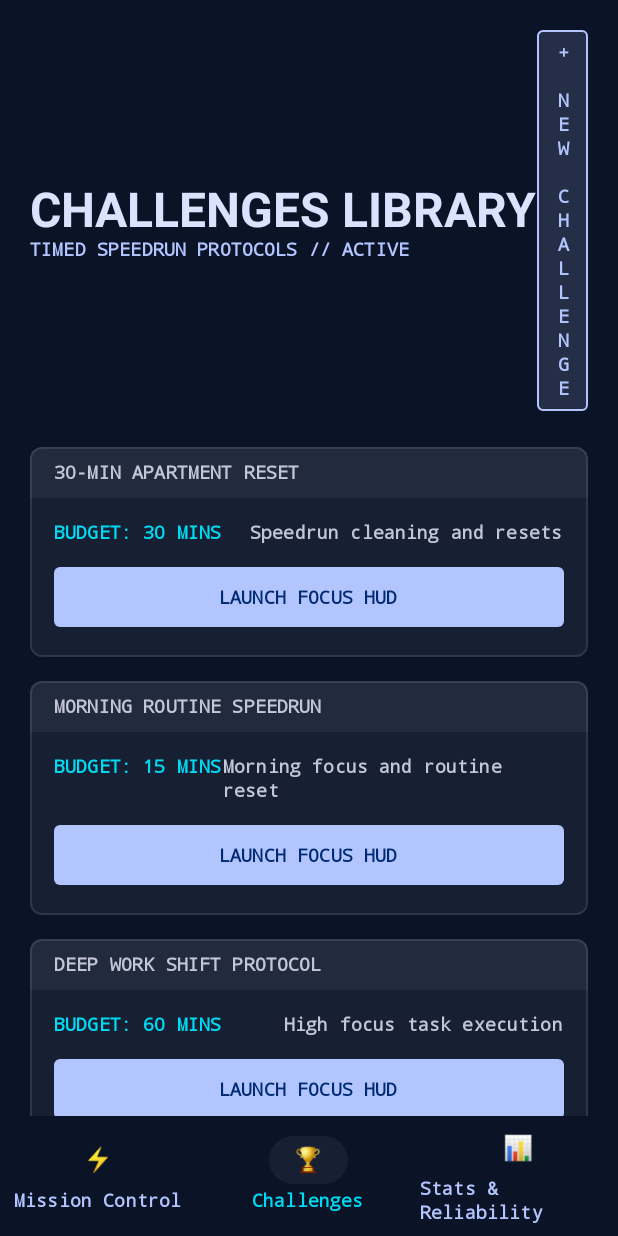
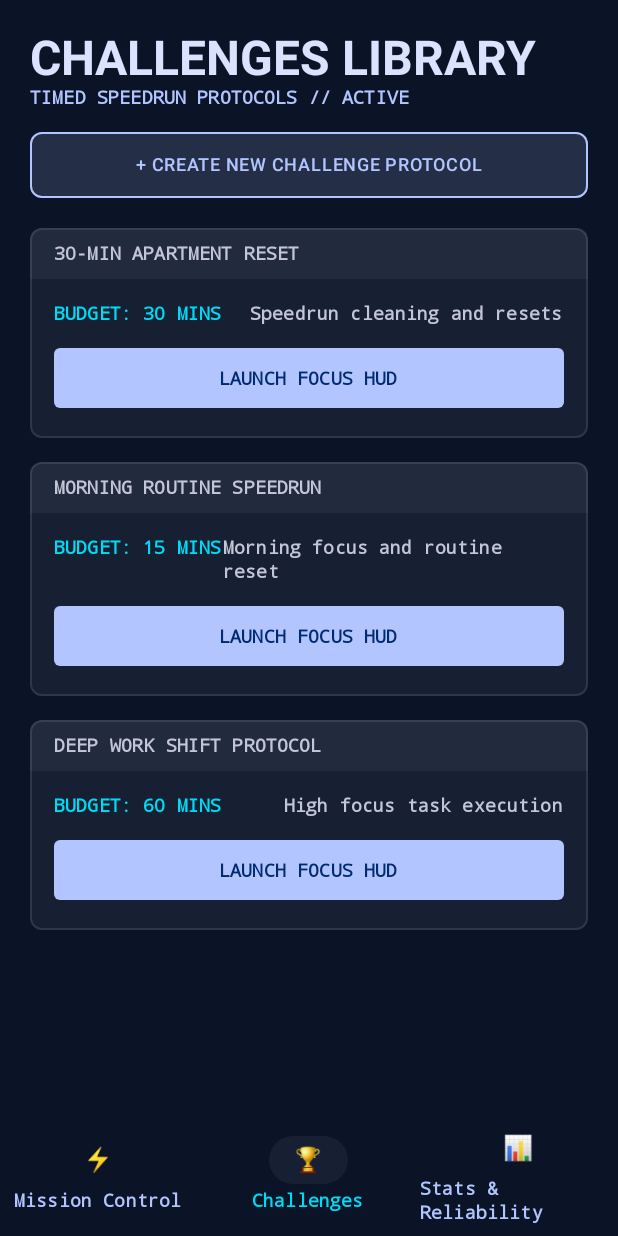
Before and after one commit to Razsk/android-actions, an Android app built with Jetpack Compose: the screen it shows after launch (MainActivity), item 2 of the bottom bar chosen, on a phone screen of 412 x 824 dp. Run offline under Robolectric (Android 15) with nearby library versions, the phone set to English and light mode, and no system bars; our stand-ins replace Navigation 3, Room's generated code.

Commit message:
refactor: replace vertical text button in ChallengesScreen header with a full-width action bar (+ CREATE NEW CHALLENGE PROTOCOL)

```diff
--- a/app/src/main/java/com/example/androidactions/ui/challenges/ChallengesScreen.kt
+++ b/app/src/main/java/com/example/androidactions/ui/challenges/ChallengesScreen.kt
@@ -63,12 +63,7 @@ fun ChallengesScreen(
             .verticalScroll(rememberScrollState())
             .padding(20.dp)
     ) {
-        // Header
-        Row(
-            modifier = Modifier.fillMaxWidth(),
-            horizontalArrangement = Arrangement.SpaceBetween,
-            verticalAlignment = Alignment.CenterVertically
-        ) {
+        // Header Title
         Column {
             Text(
                 text = "CHALLENGES LIBRARY",
@@ -81,22 +76,27 @@ fun ChallengesScreen(
                 color = ActionBlue
             )
         }
+
+        Spacer(modifier = Modifier.height(16.dp))
+
+        // Prominent Full-Width + NEW CHALLENGE Action Card/Button
         Box(
             modifier = Modifier
-                    .background(ActionBlue.copy(alpha = 0.15f), RoundedCornerShape(4.dp))
-                    .border(1.dp, ActionBlue, RoundedCornerShape(4.dp))
+                .fillMaxWidth()
+                .background(ActionBlue.copy(alpha = 0.15f), RoundedCornerShape(8.dp))
+                .border(1.dp, ActionBlue, RoundedCornerShape(8.dp))
                 .clickable { showCreateModal = true }
-                    .padding(horizontal = 14.dp, vertical = 8.dp)
+                .padding(vertical = 14.dp, horizontal = 16.dp),
+            contentAlignment = Alignment.Center
         ) {
             Text(
-                    text = "+ NEW CHALLENGE",
-                    style = MaterialTheme.typography.labelSmall,
+                text = "+ CREATE NEW CHALLENGE PROTOCOL",
+                style = MaterialTheme.typography.labelMedium,
                 color = ActionBlue
             )
         }
-        }
 
-        Spacer(modifier = Modifier.height(24.dp))
+        Spacer(modifier = Modifier.height(20.dp))
 
         // Grid of Challenge Cards
         Column(verticalArrangement = Arrangement.spacedBy(16.dp)) {
```
Lines whose indentation alone changed are shown as unchanged.
